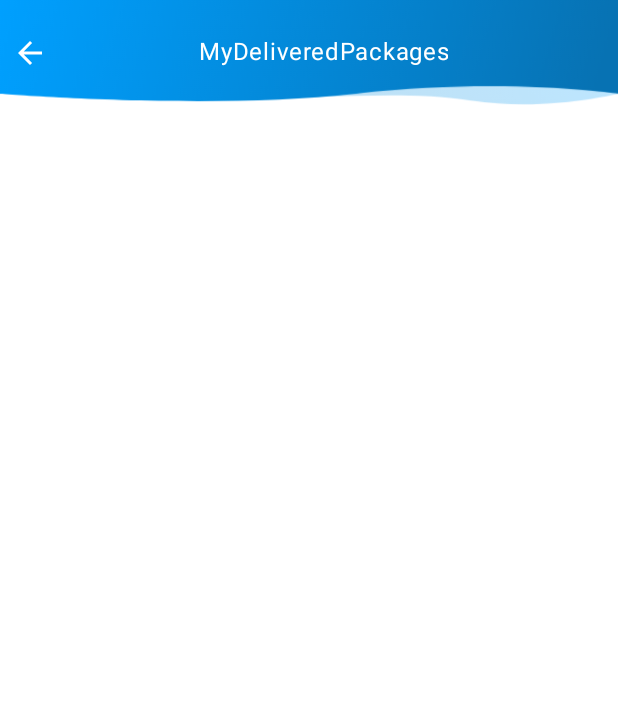
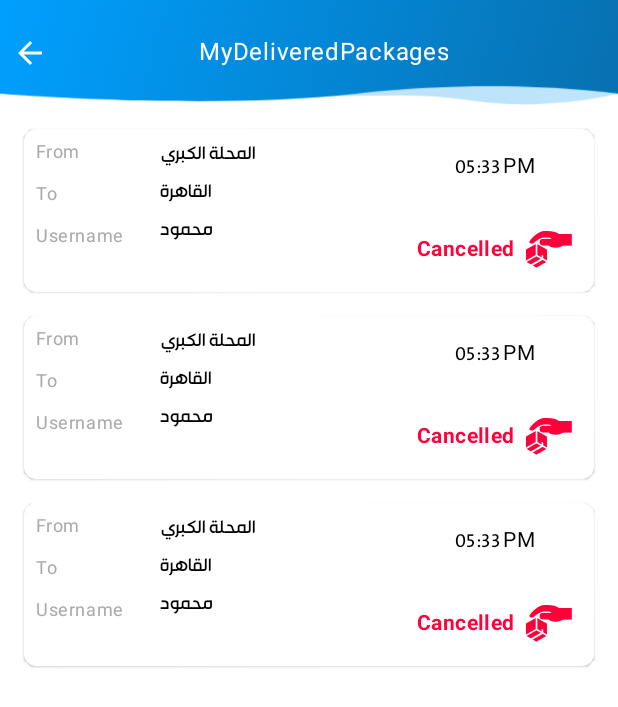
Before and after one commit to elkafrawyel/Bubbles, an Android app: the layout my_delivered_packages_fragment.xml on its own in the app's theme, with its tools: preview values and no code run, on a phone screen of 412 x 824 dp. Shown: the top 707 px of the screen. Run offline under Robolectric (Android 15) with nearby library versions, the phone set to English and light mode, and no system bars; plain views replace FrameView.

Commit message:
initial commit

```diff
--- a/app/src/main/java/com/elwaha/bubbles/ui/SplashActivity.kt
+++ b/app/src/main/java/com/elwaha/bubbles/ui/SplashActivity.kt
@@ -15,7 +15,7 @@ class SplashActivity : AppCompatActivity() {
 
         Injector.getPreferenceHelper().isLoggedIn = true
 
-        Injector.getPreferenceHelper().userType = Constants.UserType.USER.value
+        Injector.getPreferenceHelper().userType = Constants.UserType.DRIVER.value
         val intent = Intent(this,MainActivity::class.java)
         startActivity(intent)
         finish()
--- a/app/src/main/res/layout/my_delivered_packages_fragment.xml
+++ b/app/src/main/res/layout/my_delivered_packages_fragment.xml
@@ -5,7 +5,7 @@
     android:layout_height="match_parent"
     android:orientation="vertical"
     xmlns:app="http://schemas.android.com/apk/res-auto"
-    tools:context=".ui.myDeliveredPackages.MyDeliveredPackages">
+    tools:context=".ui.myDeliveredPackages.MyDeliveredPackagesFragment">
 
     <androidx.constraintlayout.widget.ConstraintLayout
         android:layout_width="match_parent"
@@ -52,10 +52,17 @@
         android:id="@+id/rootView"
         android:layout_width="match_parent"
         android:layout_height="match_parent">
-        <TextView
+
+        <androidx.recyclerview.widget.RecyclerView
+            android:id="@+id/myDeliveredPackagesRv"
             android:layout_width="match_parent"
             android:layout_height="match_parent"
-            android:id="@+id/text"/>
+            android:clipToPadding="false"
+            android:padding="8dp"
+            app:layoutManager="androidx.recyclerview.widget.LinearLayoutManager"
+            tools:listitem="@layout/my_delivered_packages_item_view" />
+
     </com.elkafrawyel.FrameView>
 
+
 </LinearLayout>
--- /dev/null
+++ b/app/src/main/res/layout/my_delivered_packages_item_view.xml
@@ -0,0 +1,143 @@
+<?xml version="1.0" encoding="utf-8"?>
+<com.google.android.material.card.MaterialCardView xmlns:android="http://schemas.android.com/apk/res/android"
+    xmlns:app="http://schemas.android.com/apk/res-auto"
+    android:id="@+id/myDeliveredPackagesItem"
+    android:layout_width="match_parent"
+    android:layout_height="wrap_content"
+    android:layout_margin="@dimen/dp_4"
+    app:cardBackgroundColor="@android:color/white"
+    app:cardCornerRadius="@dimen/dp_10"
+    app:cardMaxElevation="@dimen/dp_4">
+
+    <LinearLayout
+        android:layout_width="match_parent"
+        android:layout_height="wrap_content"
+        android:orientation="horizontal"
+        android:padding="8dp">
+
+        <LinearLayout
+            android:layout_width="0dp"
+            android:layout_height="match_parent"
+            android:layout_weight="0.5"
+            android:orientation="vertical">
+
+            <TextView
+                android:layout_width="wrap_content"
+                android:layout_height="wrap_content"
+                android:text="@string/from"
+                android:textAppearance="?attr/textAppearanceCaption"
+                android:textColor="@android:color/darker_gray" />
+
+            <TextView
+                android:layout_width="wrap_content"
+                android:layout_height="wrap_content"
+                android:layout_marginTop="12dp"
+                android:text="@string/to"
+                android:textAppearance="?attr/textAppearanceCaption"
+                android:textColor="@android:color/darker_gray" />
+
+            <TextView
+                android:layout_width="wrap_content"
+                android:layout_height="wrap_content"
+                android:layout_marginTop="12dp"
+                android:text="@string/userName"
+                android:textAppearance="?attr/textAppearanceCaption"
+                android:textColor="@android:color/darker_gray" />
+
+        </LinearLayout>
+
+        <LinearLayout
+            android:layout_width="0dp"
+            android:layout_height="match_parent"
+            android:layout_weight="1"
+            android:orientation="vertical">
+
+            <TextView
+                android:layout_width="wrap_content"
+                android:layout_height="wrap_content"
+                android:text="المحلة الكبري"
+                android:textAppearance="?attr/textAppearanceBody2"
+                android:textColor="@android:color/black" />
+
+            <TextView
+                android:layout_width="wrap_content"
+                android:layout_height="wrap_content"
+                android:layout_marginTop="8dp"
+                android:text="القاهرة"
+                android:textAppearance="?attr/textAppearanceBody2"
+                android:textColor="@android:color/black" />
+
+            <TextView
+                android:layout_width="wrap_content"
+                android:layout_height="wrap_content"
+                android:layout_marginTop="8dp"
+                android:text="محمود"
+                android:textAppearance="?attr/textAppearanceBody2"
+                android:textColor="@android:color/black" />
+
+        </LinearLayout>
+
+        <LinearLayout
+            android:layout_width="0dp"
+            android:layout_height="match_parent"
+            android:layout_weight="0.7"
+            android:orientation="vertical">
+
+            <TextView
+                android:layout_width="wrap_content"
+                android:layout_height="wrap_content"
+                android:layout_gravity="center"
+                android:gravity="center"
+                android:padding="8dp"
+                android:text="05:33 PM"
+                android:textAppearance="?attr/textAppearanceBody2"
+                android:textColor="@android:color/black" />
+
+            <TextView
+                android:id="@+id/onWay"
+                android:layout_width="wrap_content"
+                android:layout_height="40dp"
+                android:layout_gravity="center"
+                android:layout_marginTop="18dp"
+                android:drawableEnd="@drawable/onway"
+                android:drawablePadding="8dp"
+                android:fontFamily="@font/stv_bold"
+                android:gravity="center"
+                android:text="@string/onway"
+                android:textAppearance="?attr/textAppearanceBody2"
+                android:textColor="#1DC8CE"
+                android:visibility="gone" />
+
+            <TextView
+                android:id="@+id/deliverd"
+                android:layout_width="wrap_content"
+                android:layout_height="40dp"
+                android:layout_gravity="center"
+                android:layout_marginTop="18dp"
+                android:drawableEnd="@drawable/deliverd"
+                android:drawablePadding="8dp"
+                android:fontFamily="@font/stv_bold"
+                android:gravity="center"
+                android:text="@string/deliverd"
+                android:textAppearance="?attr/textAppearanceBody2"
+                android:textColor="#26A7F3"
+                android:visibility="gone" />
+
+            <TextView
+                android:id="@+id/cancelled"
+                android:layout_width="wrap_content"
+                android:layout_height="40dp"
+                android:layout_gravity="center"
+                android:layout_marginTop="18dp"
+                android:drawableEnd="@drawable/cancelled"
+                android:drawablePadding="8dp"
+                android:fontFamily="@font/stv_bold"
+                android:gravity="center"
+                android:text="@string/cancelled"
+                android:textAppearance="?attr/textAppearanceBody2"
+                android:textColor="#FF023D" />
+
+
+        </LinearLayout>
+    </LinearLayout>
+</com.google.android.material.card.MaterialCardView>
--- a/app/src/main/res/menu/drawer_menu.xml
+++ b/app/src/main/res/menu/drawer_menu.xml
@@ -32,7 +32,6 @@
         android:icon="@drawable/terms"
         android:title="@string/terms" />
 
-
     <item
         android:id="@+id/nav_about"
         android:icon="@drawable/about"
@@ -42,7 +41,6 @@
         android:id="@+id/nav_suggestion"
         android:icon="@drawable/suggestion"
         android:title="@string/suggestion" />
-
 
     <item
         android:id="@+id/nav_share"
--- a/app/src/main/res/navigation/nav_graph.xml
+++ b/app/src/main/res/navigation/nav_graph.xml
@@ -59,7 +59,7 @@
         tools:layout="@layout/fragment_settings" />
     <fragment
         android:id="@+id/myDeliveredPackages"
-        android:name="com.elwaha.bubbles.ui.myDeliveredPackages.MyDeliveredPackages"
+        android:name="com.elwaha.bubbles.ui.myDeliveredPackages.MyDeliveredPackagesFragment"
         android:label="my_delivered_packages_fragment"
         tools:layout="@layout/my_delivered_packages_fragment" />
     <fragment
```
Also changed, not shown: app/src/main/java/com/elwaha/bubbles/ui/home/HomeFragment.kt (+7 -1 lines), app/src/main/java/com/elwaha/bubbles/ui/myDeliveredPackages/MyDeliveredPackages.kt (deleted, +0 -42 lines), app/src/main/java/com/elwaha/bubbles/ui/myDeliveredPackages/MyDeliveredPackagesAdapter.kt (added, +13 -0 lines), app/src/main/java/com/elwaha/bubbles/ui/myDeliveredPackages/MyDeliveredPackagesFragment.kt (added, +62 -0 lines), app/src/main/java/com/elwaha/bubbles/utilies/Extenstions.kt (+16 -0 lines), app/src/main/res/layout/account_type_fragment.xml (+4 -4 lines), app/src/main/res/layout/logout_view.xml (+7 -9 lines).
